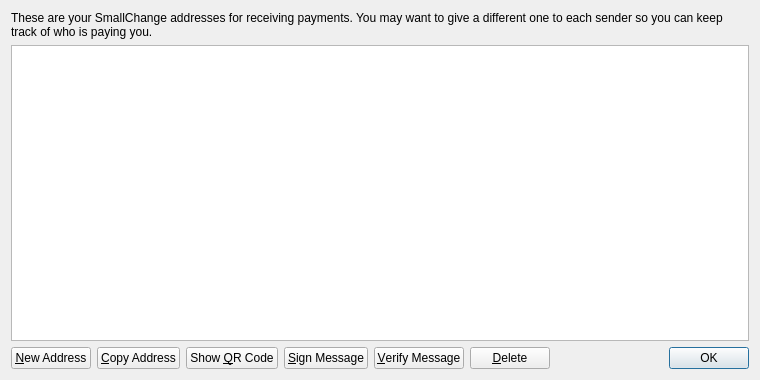
acgh213/boondollars, file src/qt/forms/addressbookpage.ui: the form before one commit.
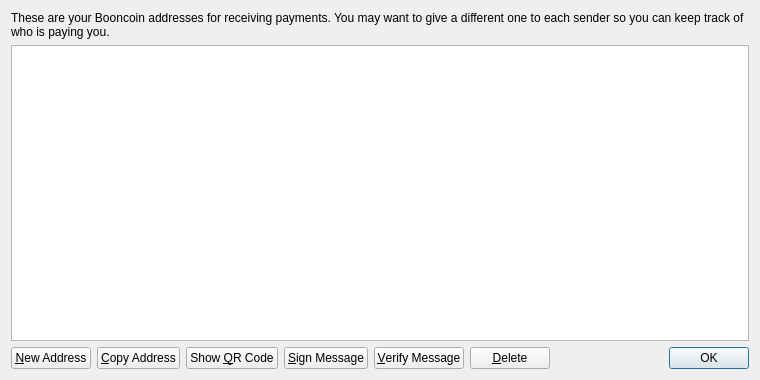
The form after the commit. Icons and pictures are not drawn.

Diff of the .ui file:
```diff
--- a/src/qt/forms/addressbookpage.ui
+++ b/src/qt/forms/addressbookpage.ui
@@ -17,7 +17,7 @@
    <item>
     <widget class="QLabel" name="labelExplanation">
      <property name="text">
-      <string>These are your SmallChange addresses for receiving payments. You may want to give a different one to each sender so you can keep track of who is paying you.</string>
+      <string>These are your Booncoin addresses for receiving payments. You may want to give a different one to each sender so you can keep track of who is paying you.</string>
      </property>
      <property name="textFormat">
       <enum>Qt::PlainText</enum>
```
